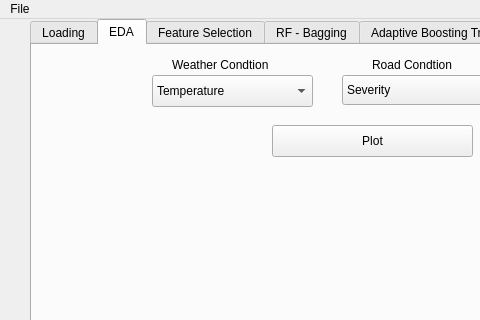
The window that mainwindow.ui (mojahid/test-repo) describes before a commit, drawn with Qt 5; both pictures show x 0 to 480 and y 0 to 320 of the 820 by 600 pixel window.
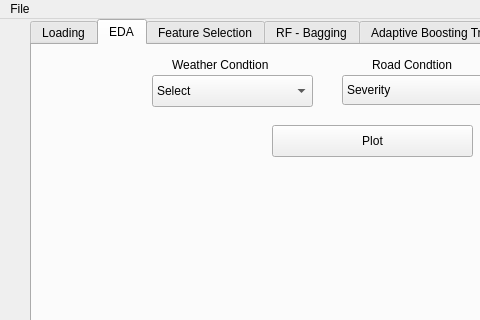
The same window after the commit. The open tabs and pages were chosen to show the change. Custom widgets are drawn as their Qt base class.

Patch:
```diff
--- a/mainwindow.ui
+++ b/mainwindow.ui
@@ -118,6 +118,16 @@
         <height>32</height>
        </rect>
       </property>
+      <item>
+       <property name="text">
+        <string>Select</string>
+       </property>
+      </item>
+      <item>
+       <property name="text">
+        <string>Severity</string>
+       </property>
+      </item>
       <item>
        <property name="text">
         <string>Temperature</string>
```
Left out of the diff: 2 changed lines with no effect on the pictures.
